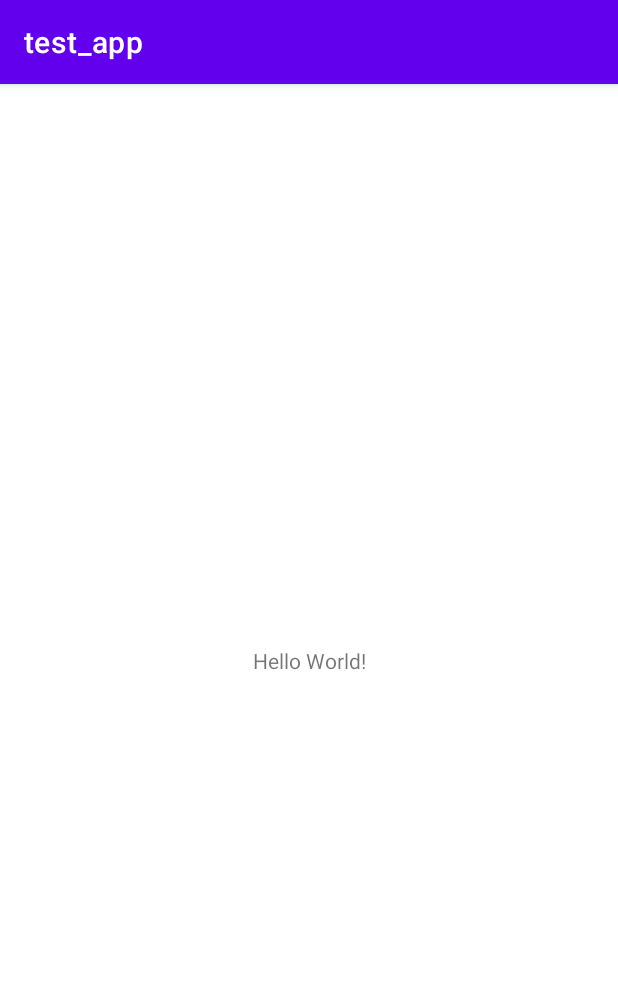
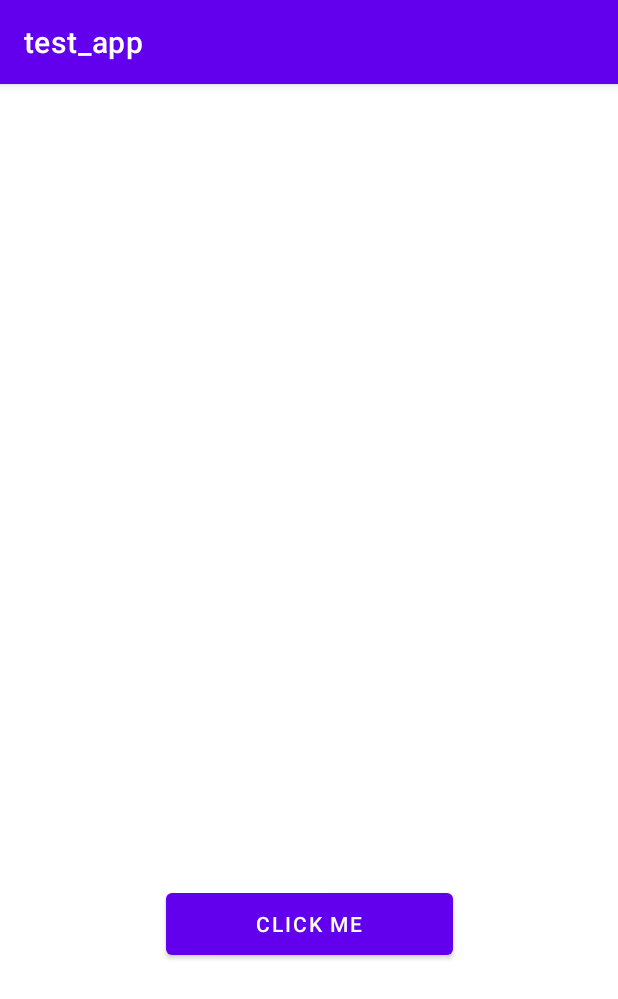
Before and after one commit to Krezux/test_app, an Android app: the screen it shows after launch (MainActivity), on a phone screen of 412 x 824 dp. Shown: the top 999 px of the screen. Run offline under Robolectric (Android 15) with nearby library versions, the phone set to English and light mode, and no system bars.

Commit message:
added notification added text change added button click event

```diff
--- a/app/src/main/java/com/example/test_app/MainActivity.kt
+++ b/app/src/main/java/com/example/test_app/MainActivity.kt
@@ -3,9 +3,23 @@ package com.example.test_app
 import androidx.appcompat.app.AppCompatActivity
 import android.os.Bundle
 
+import android.widget.Button // import button
+import android.widget.Toast // notificatation
+import android.widget.TextView // import text
+import org.w3c.dom.Text
+
 class MainActivity : AppCompatActivity() {
     override fun onCreate(savedInstanceState: Bundle?) {
         super.onCreate(savedInstanceState)
         setContentView(R.layout.activity_main)
+
+        val textMain = findViewById(R.id.text_Main) as TextView
+        val button_click = findViewById(R.id.button_TextChange) as Button
+
+        button_click.setOnClickListener {//  code to perform when the user clicks on the button
+
+            Toast.makeText(this@MainActivity, "You clicked me.", Toast.LENGTH_SHORT).show()
+            textMain.setText("Text Changed.")
+        }
     }
 }
--- a/app/src/main/res/layout/activity_main.xml
+++ b/app/src/main/res/layout/activity_main.xml
@@ -7,12 +7,25 @@
     tools:context=".MainActivity">
 
     <TextView
-        android:layout_width="wrap_content"
-        android:layout_height="wrap_content"
-        android:text="Hello World!"
+        android:id="@+id/text_Main"
+        android:layout_width="185dp"
+        android:layout_height="22dp"
+        android:textAlignment="center"
         app:layout_constraintBottom_toBottomOf="parent"
         app:layout_constraintEnd_toEndOf="parent"
         app:layout_constraintStart_toStartOf="parent"
-        app:layout_constraintTop_toTopOf="parent" />
+        app:layout_constraintTop_toTopOf="parent"
+        app:layout_constraintVertical_bias="0.788" />
+
+    <Button
+        android:id="@+id/button_TextChange"
+        android:layout_width="191dp"
+        android:layout_height="53dp"
+        android:text="Click Me"
+        app:layout_constraintBottom_toBottomOf="parent"
+        app:layout_constraintEnd_toEndOf="parent"
+        app:layout_constraintStart_toStartOf="parent"
+        app:layout_constraintTop_toTopOf="parent"
+        app:layout_constraintVertical_bias="0.746" />
 
 </androidx.constraintlayout.widget.ConstraintLayout>
```
